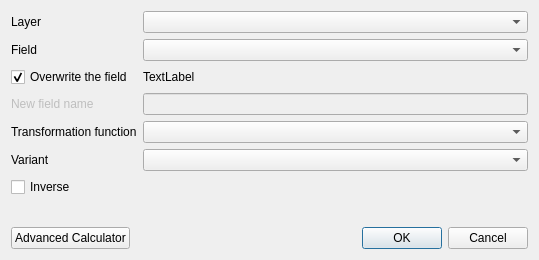
gem/oq-irmt-qgis, file ui/ui_transformation.ui: the form before one commit.
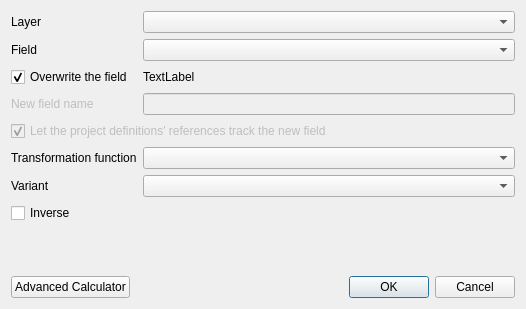
The form after the commit.

Commit message: Enable making the project definitions track the new transformed fields instead of the original ones

The edit to the form file:
```diff
--- a/ui/ui_transformation.ui
+++ b/ui/ui_transformation.ui
@@ -9,8 +9,8 @@
    <rect>
     <x>0</x>
     <y>0</y>
-    <width>539</width>
-    <height>260</height>
+    <width>526</width>
+    <height>309</height>
    </rect>
   </property>
   <property name="windowTitle">
@@ -36,7 +36,7 @@
        </property>
       </widget>
      </item>
-     <item row="4" column="0">
+     <item row="5" column="0">
       <widget class="QLabel" name="algorithm_lbl">
        <property name="text">
         <string>Transformation function</string>
@@ -49,20 +49,20 @@
      <item row="1" column="1">
       <widget class="QComboBox" name="attrib_cbx"/>
      </item>
-     <item row="4" column="1">
+     <item row="5" column="1">
       <widget class="QComboBox" name="algorithm_cbx"/>
      </item>
-     <item row="5" column="0">
+     <item row="6" column="0">
       <widget class="QLabel" name="variant_lbl">
        <property name="text">
         <string>Variant</string>
        </property>
       </widget>
      </item>
-     <item row="5" column="1">
+     <item row="6" column="1">
       <widget class="QComboBox" name="variant_cbx"/>
      </item>
-     <item row="8" column="0">
+     <item row="9" column="0">
       <widget class="QCheckBox" name="inverse_ckb">
        <property name="text">
         <string>Inverse</string>
@@ -106,6 +106,22 @@
       <widget class="QLabel" name="warning_lbl">
        <property name="text">
         <string>TextLabel</string>
+       </property>
+       <property name="wordWrap">
+        <bool>true</bool>
+       </property>
+      </widget>
+     </item>
+     <item row="4" column="0" colspan="2">
+      <widget class="QCheckBox" name="track_new_field_ckb">
+       <property name="enabled">
+        <bool>false</bool>
+       </property>
+       <property name="text">
+        <string>Let the project definitions' references track the new field</string>
+       </property>
+       <property name="checked">
+        <bool>true</bool>
        </property>
       </widget>
      </item>
```
The commit also changes 4 other files.
